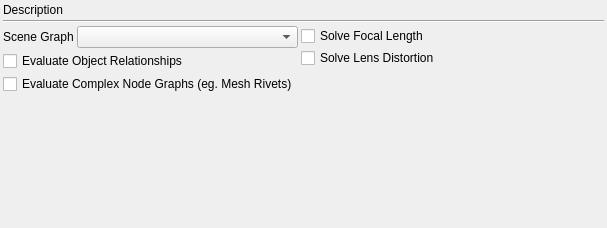
Qt form python/mmSolver/tools/solver/widget/solver_basic_widget.ui (david-cattermole/mayaMatchMoveSolver) before a commit.
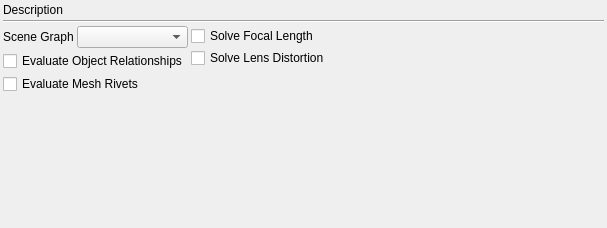
The same form after that commit.

Commit message:
Rename "Evaluate Complex Node Graphs" to "Evalulate Mesh Rivets"
The old name is more accurate to what it does, but the new name is
shorter and easier to understand for users.

The edit to the form file:
```diff
--- a/python/mmSolver/tools/solver/widget/solver_basic_widget.ui
+++ b/python/mmSolver/tools/solver/widget/solver_basic_widget.ui
@@ -84,7 +84,7 @@
        <item>
         <widget class="QCheckBox" name="evalComplexGraphs_checkBox">
          <property name="text">
-          <string>Evaluate Complex Node Graphs (eg. Mesh Rivets)</string>
+          <string>Evaluate Mesh Rivets</string>
          </property>
         </widget>
        </item>
```
The commit also changes 1 other file.
